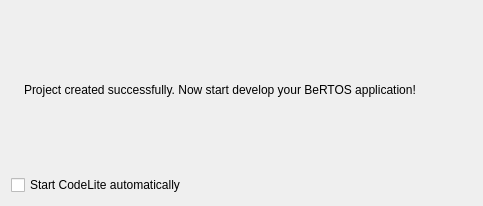
First picture: the form in wizard/ui/final_page.ui, repository imby/STM32VLDiscovery_BeRTOS, before the edit.
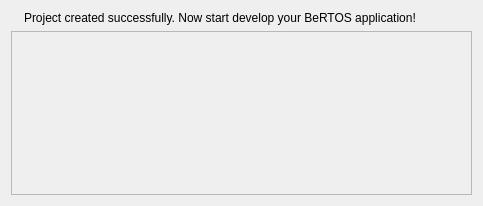
Second picture: the form after the edit. Icons and pictures are not drawn.

Commit message: Use scroll area for the openable ides

The edit to the form file:
```diff
--- a/wizard/ui/final_page.ui
+++ b/wizard/ui/final_page.ui
@@ -48,10 +48,20 @@
     </layout>
    </item>
    <item>
-    <widget class="QCheckBox" name="codeliteCheck">
-     <property name="text">
-      <string>Start CodeLite automatically</string>
+    <widget class="QScrollArea" name="scrollArea">
+     <property name="widgetResizable">
+      <bool>true</bool>
      </property>
+     <widget class="QWidget" name="scrollAreaWidgetContents">
+      <property name="geometry">
+       <rect>
+        <x>0</x>
+        <y>0</y>
+        <width>455</width>
+        <height>76</height>
+       </rect>
+      </property>
+     </widget>
     </widget>
    </item>
   </layout>
```
The commit also changes 1 other file.
